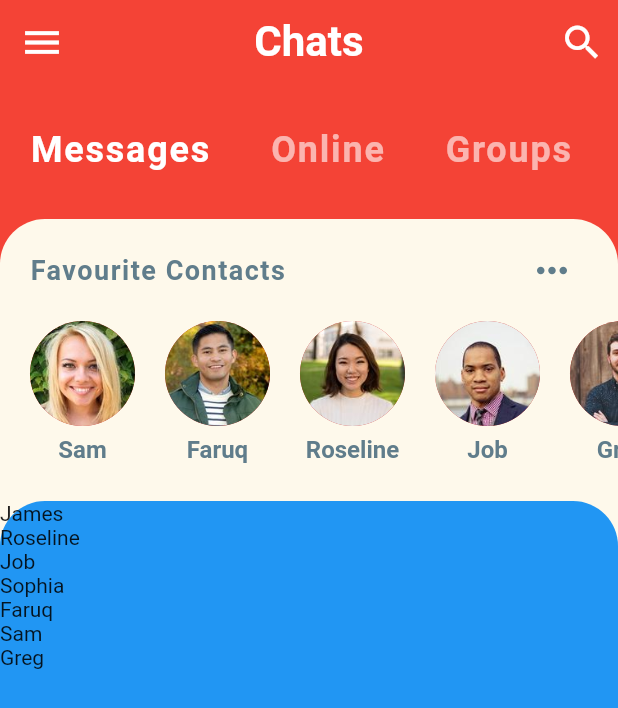
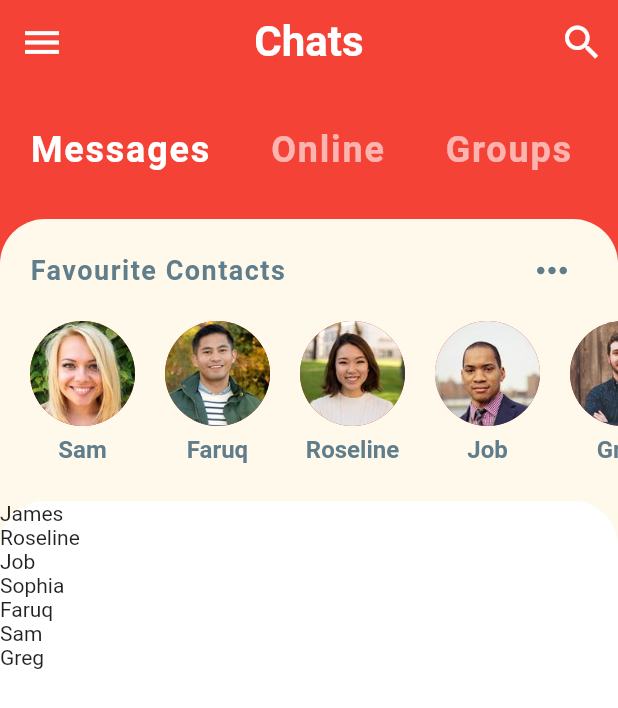
Before and after one commit to jobic10/flutter_chat_ui, a Flutter app: the screen it shows after launch, on a phone screen of 412 x 824 dp. Shown: the top 708 px of the screen. Run offline on Flutter 3.47's test engine with Material 2 defaults, Android fonts, the phone set to English and light mode, and no system bars.

Commit message:
♻️ Refactor code

```diff
--- a/lib/screens/home.dart
+++ b/lib/screens/home.dart
@@ -1,6 +1,7 @@
 import 'package:chat_ui/data/faker.dart';
 import 'package:chat_ui/widgets/category_selector.dart';
 import 'package:chat_ui/widgets/fav_contacts.dart';
+import 'package:chat_ui/widgets/recent_chats.dart';
 import 'package:flutter/material.dart';
 
 class HomeScreen extends StatefulWidget {
@@ -59,22 +60,7 @@ class _HomeScreenState extends State<HomeScreen> {
               child: Column(
                 children: [
                   FavouriteContacts(),
-                  Expanded(
-                    child: Container(
-                        decoration: BoxDecoration(
-                          color: Colors.blue,
-                          // color: Theme.of(context).accentColor,
-                          borderRadius: BorderRadius.only(
-                            topLeft: Radius.circular(30),
-                            topRight: Radius.circular(30),
-                          ),
-                        ),
-                        child: ListView.builder(
-                          itemBuilder: (context, index) =>
-                              Text(chats[index].sender.name),
-                          itemCount: chats.length,
-                        )),
-                  ),
+                  RecentChats(),
                 ],
               ),
             ),
```
